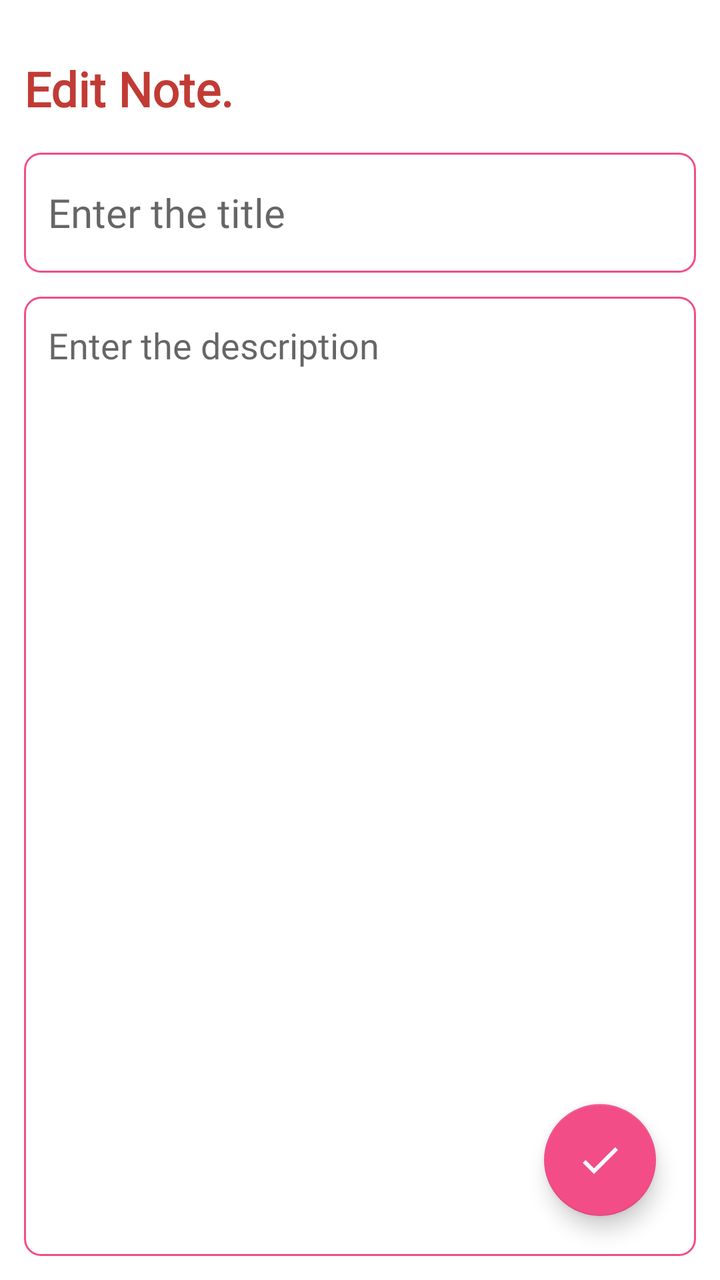
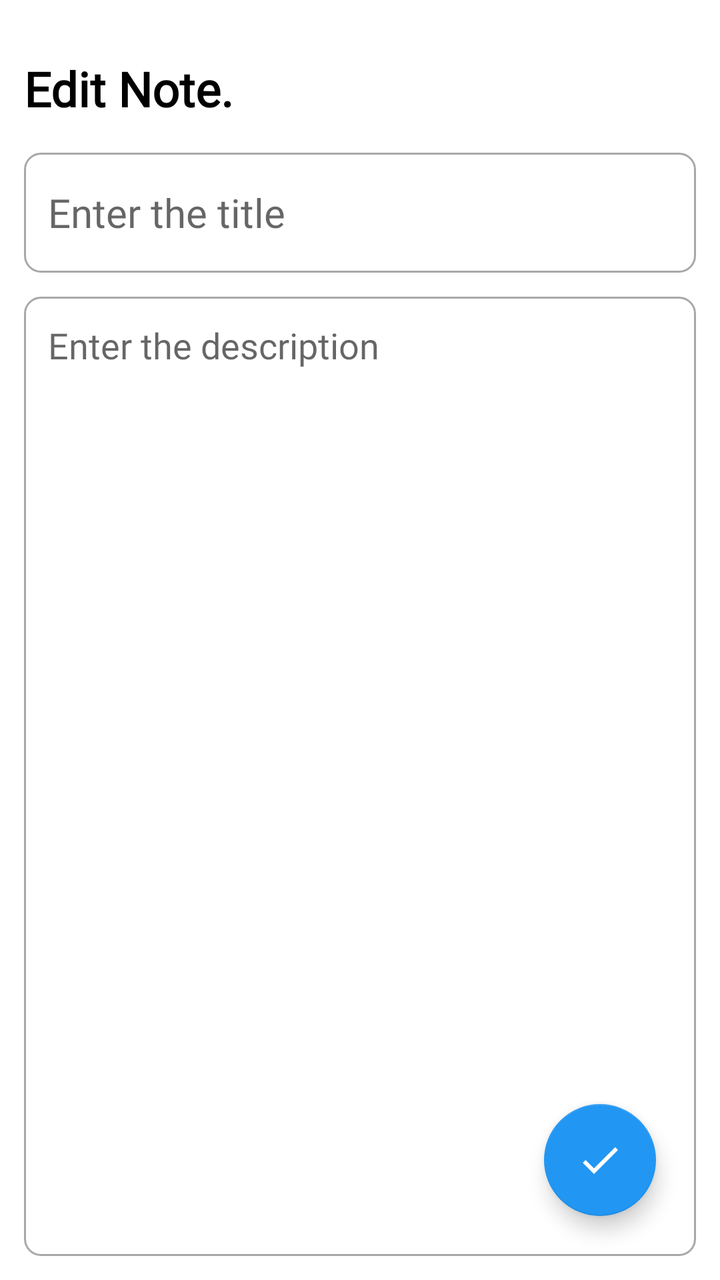

Screens rendered from an Android XML layout before and after an edit, with the pre-edit source and the edit as a unified diff.
<!-- AndroidManifest.xml: application theme Theme.NoteApp -->
<!-- res/layout/fragment_edit_note.xml -->
<?xml version="1.0" encoding="utf-8"?>
<layout
    xmlns:android="http://schemas.android.com/apk/res/android"
    xmlns:tools="http://schemas.android.com/tools"
    xmlns:app="http://schemas.android.com/apk/res-auto">

    <RelativeLayout
        android:layout_width="match_parent"
        android:layout_height="match_parent"
        android:orientation="vertical"
        android:padding="12dp"
        tools:context=".UpdateNoteFragment">

        <TextView
            android:id="@+id/editNoteHeading"
            android:layout_width="wrap_content"
            android:layout_height="wrap_content"
            android:layout_alignParentTop="true"
            android:layout_marginTop="16dp"
            android:fontFamily="@font/poppins"
            android:text="Edit Note."
            android:textStyle="bold"
            android:textColor="@color/red"
            android:textSize="24sp" />

        <EditText
            android:id="@+id/editNoteTitle"
            android:layout_width="match_parent"
            android:layout_height="60dp"
            android:hint="Enter the title"
            android:padding="12dp"
            android:textSize="20sp"
            android:layout_below="@id/editNoteHeading"
            android:background="@drawable/pink_border"
            android:layout_marginTop="16dp"
            android:maxLines="1"
            android:fontFamily="@font/poppins"/>

        <LinearLayout
            android:id="@+id/editChecklistContainer"
            android:layout_width="match_parent"
            android:layout_height="wrap_content"
            android:layout_below="@id/editNoteTitle"
            android:layout_marginTop="12dp"
            android:orientation="vertical"
            android:visibility="gone"/>

        <EditText
            android:id="@+id/editNoteDesc"
            android:layout_width="match_parent"
            android:layout_height="match_parent"
            android:hint="Enter the description"
            android:gravity="top"
            android:padding="12dp"
            android:textSize="18sp"
            android:fontFamily="@font/poppins"
            android:background="@drawable/pink_border"
            android:layout_below="@id/editNoteTitle"
            android:layout_marginTop="12dp" />

        <com.google.android.material.floatingactionbutton.FloatingActionButton
            android:id="@+id/editNoteFab"
            android:layout_width="wrap_content"
            android:layout_height="wrap_content"
            android:layout_marginEnd="20dp"
            android:layout_marginBottom="20dp"
            android:clickable="true"
            android:backgroundTint="@color/pink"
            android:tintMode="@color/white"
            android:src="@drawable/baseline_done_24"
            android:layout_alignParentBottom="true"
            android:layout_alignParentEnd="true"
            android:contentDescription="editFab" />

    </RelativeLayout>
</layout>
<!-- resources referenced by this layout -->
<resources>
  <color name="pink">#F24D87</color>
  <color name="red">#c13b34</color>
  <color name="white">#FFFFFFFF</color>
  <!-- drawable baseline_done_24 (drawable) -->
  <vector xmlns:android="http://schemas.android.com/apk/res/android" android:height="24dp" android:tint="#FFFFFF" android:viewportHeight="24" android:viewportWidth="24" android:width="24dp">
        
      <path android:fillColor="@android:color/white" android:pathData="M9,16.2L4.8,12l-1.4,1.4L9,19 21,7l-1.4,-1.4L9,16.2z"/>
      
  </vector>
  <!-- drawable pink_border (drawable) -->
  <?xml version="1.0" encoding="utf-8"?>
  <shape xmlns:android="http://schemas.android.com/apk/res/android"
      android:shape="rectangle">
  
      <stroke
          android:width="1dp"
          android:color="@color/pink"/>
  
      <corners
          android:radius="8dp"/>
  
  </shape>
  <style name="Theme.NoteApp" parent="Base.Theme.NoteApp" />
  <style name="Base.Theme.NoteApp" parent="Theme.MaterialComponents.DayNight.DarkActionBar">
          
          <item name="colorPrimary">#A9A8A8</item>
          <item name="colorPrimaryVariant">@color/pink</item>
          <item name="colorOnPrimary">@color/white</item>
          
          <item name="colorSecondary">@color/pink</item>
          <item name="colorSecondaryVariant">@color/pink</item>
          <item name="colorOnSecondary">@color/black</item>
          
          <item name="android:statusBarColor">@color/gray</item>
          
      </style>
  <color name="black">#FF000000</color>
  <color name="gray">#A9A8A8</color>
</resources>

<!-- the commit's change to res/layout/fragment_edit_note.xml (unified diff, before → after) -->
@@ -20,7 +20,7 @@
             android:fontFamily="@font/poppins"
             android:text="Edit Note."
             android:textStyle="bold"
-            android:textColor="@color/red"
+            android:textColor="@color/black"
             android:textSize="24sp" />
 
         <EditText
@@ -31,7 +31,7 @@
             android:padding="12dp"
             android:textSize="20sp"
             android:layout_below="@id/editNoteHeading"
-            android:background="@drawable/pink_border"
+            android:background="@drawable/gray_border"
             android:layout_marginTop="16dp"
             android:maxLines="1"
             android:fontFamily="@font/poppins"/>
@@ -54,7 +54,7 @@
             android:padding="12dp"
             android:textSize="18sp"
             android:fontFamily="@font/poppins"
-            android:background="@drawable/pink_border"
+            android:background="@drawable/gray_border"
             android:layout_below="@id/editNoteTitle"
             android:layout_marginTop="12dp" />
 
@@ -65,7 +65,7 @@
             android:layout_marginEnd="20dp"
             android:layout_marginBottom="20dp"
             android:clickable="true"
-            android:backgroundTint="@color/pink"
+            android:backgroundTint="@color/blue"
             android:tintMode="@color/white"
             android:src="@drawable/baseline_done_24"
             android:layout_alignParentBottom="true"
<!-- resource entries referenced after the edit -->
@@ -1,7 +1,5 @@
 <!-- resources referenced by this layout -->
 <resources>
-  <color name="pink">#F24D87</color>
-  <color name="red">#c13b34</color>
   <color name="white">#FFFFFFFF</color>
   <!-- drawable baseline_done_24 (drawable) -->
   <vector xmlns:android="http://schemas.android.com/apk/res/android" android:height="24dp" android:tint="#FFFFFF" android:viewportHeight="24" android:viewportWidth="24" android:width="24dp">
@@ -9,14 +7,14 @@
       <path android:fillColor="@android:color/white" android:pathData="M9,16.2L4.8,12l-1.4,1.4L9,19 21,7l-1.4,-1.4L9,16.2z"/>
       
   </vector>
-  <!-- drawable pink_border (drawable) -->
+  <!-- drawable gray_border (drawable) -->
   <?xml version="1.0" encoding="utf-8"?>
   <shape xmlns:android="http://schemas.android.com/apk/res/android"
       android:shape="rectangle">
   
       <stroke
           android:width="1dp"
-          android:color="@color/pink"/>
+          android:color="@color/gray"/>
   
       <corners
           android:radius="8dp"/>
@@ -25,18 +23,22 @@
   <style name="Theme.NoteApp" parent="Base.Theme.NoteApp" />
   <style name="Base.Theme.NoteApp" parent="Theme.MaterialComponents.DayNight.DarkActionBar">
           
-          <item name="colorPrimary">#A9A8A8</item>
-          <item name="colorPrimaryVariant">@color/pink</item>
-          <item name="colorOnPrimary">@color/white</item>
+          <item name="colorPrimary">@color/light_blue</item> 
+          <item name="colorPrimaryVariant">@color/blue</item>
+          <item name="colorOnPrimary">@color/black</item> 
           
-          <item name="colorSecondary">@color/pink</item>
-          <item name="colorSecondaryVariant">@color/pink</item>
-          <item name="colorOnSecondary">@color/black</item>
+          <item name="colorSecondary">@color/blue</item>
+          <item name="colorSecondaryVariant">@color/blue</item>
+          <item name="colorOnSecondary">@color/white</item>
           
-          <item name="android:statusBarColor">@color/gray</item>
+          <item name="android:statusBarColor">@color/light_blue</item>
+          
+          <item name="android:textColorPrimary">@color/black</item>
           
       </style>
+  <color name="light_blue">#99C7E6</color>
   <color name="black">#FF000000</color>
+  <color name="blue">#2196F3</color>
   <color name="gray">#A9A8A8</color>
 </resources>
 
